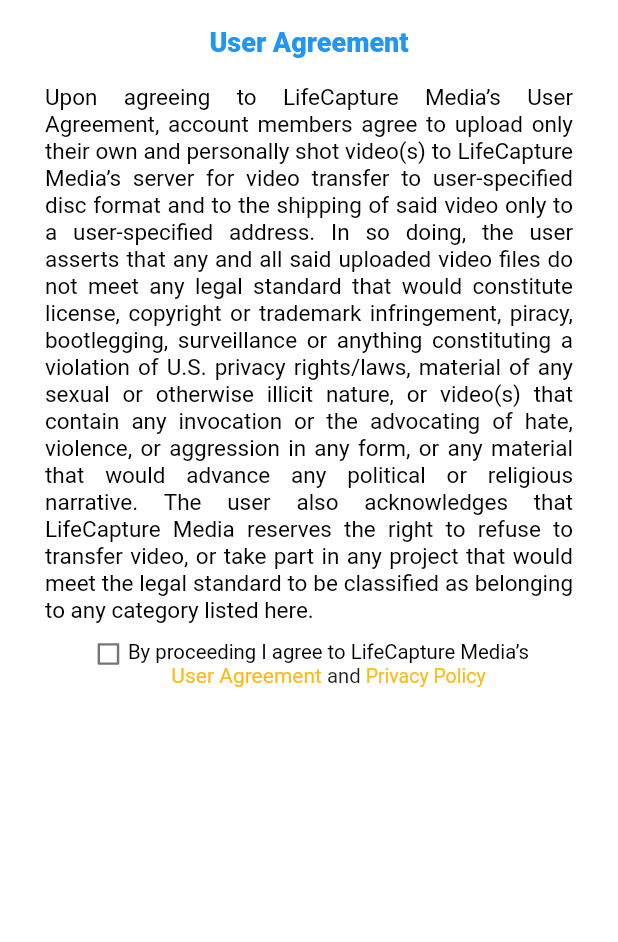
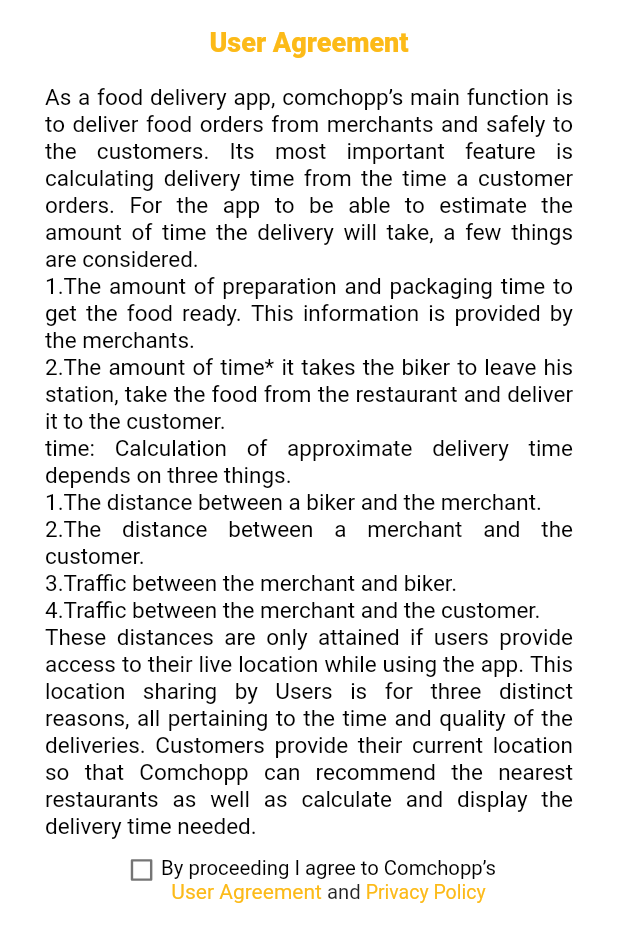
Before and after one commit to saqibwebdesign/comchopCustomer, a Flutter app: the User_Aggrement_Screen screen opened directly, on a phone screen of 412 x 824 dp. Shown: the top 942 px of the screen. Run offline on Flutter 3.47's test engine with Material 2 defaults, Android fonts, the phone set to English and light mode, and no system bars; our stand-ins replace animated_splash_screen, badges, carousel_slider, flutter_local_notifications, flutter_rating_bar, font_awesome_flutter and 8 more; missing offline and left inert: pusher_client; accounts and stored records are empty; network calls fail; Roboto replaces fonts that are missing (SF-pro, calibri).

Commit message:
upload to playstore

```diff
--- a/lib/signin_register_screens/policy.dart
+++ b/lib/signin_register_screens/policy.dart
@@ -25,7 +25,7 @@ class _User_Aggrement_ScreenState extends State<User_Aggrement_Screen> {
           'User Agreement',
           style: TextStyle(
               fontFamily: 'calibri',
-              color: Colors.blue,
+              color: Color.fromRGBO(252, 186, 24, 1),
               fontSize: 18,
               fontWeight: FontWeight.w800),
         ),
@@ -45,17 +45,19 @@ class _User_Aggrement_ScreenState extends State<User_Aggrement_Screen> {
                     mainAxisAlignment: MainAxisAlignment.center,
                     children: [
                       Text(
-                        'Upon agreeing to LifeCapture Media’s User Agreement,'
-                        ' account members agree to upload only their own and personally '
-                        'shot video(s) to LifeCapture Media’s server for video transfer to user-specified '
-                        'disc format and to the shipping of said video only to a user-specified address.  In so doing,'
-                        ' the user asserts that any and all said uploaded video files do not meet any legal standard that'
-                        ' would constitute license, copyright or trademark infringement, piracy, bootlegging, surveillance or'
-                        ' anything constituting a violation of U.S. privacy rights/laws, material of any sexual or otherwise illicit '
-                        'nature, or video(s) that contain any invocation or the advocating of hate, violence, or aggression in any form,'
-                        ' or any material that would advance any political or religious narrative.  The user also acknowledges that '
-                        'LifeCapture Media reserves the right to refuse to transfer video, or take part in any project that would meet '
-                        'the legal standard to be classified as belonging to any category listed here.     ',
+                        'As a food delivery app, comchopp’s main function is to deliver food orders from merchants and safely to the customers. '
+                        'Its most important feature is calculating delivery time from the time a customer orders. '
+                        'For the app to be able to estimate the amount of time the delivery will take, a few things are considered.\n'
+                        '1.The amount of preparation and packaging time to get the food ready. This information is provided by the merchants.\n'
+                        '2.The amount of time* it takes the biker to leave his station, take the food from the restaurant and deliver it to the customer.\n'
+                        'time: Calculation of approximate delivery time depends on three things. \n'
+                        '1.The distance between a biker and the merchant.\n'
+                        '2.The distance between a merchant and the customer.\n'
+                        '3.Traffic between the merchant and biker.\n'
+                        '4.Traffic between the merchant and the customer.\n'
+                        'These distances are only attained if users provide access to their live location while using the app. '
+                        'This location sharing by Users is for three distinct reasons, all pertaining to the time and quality of the deliveries. '
+                        'Customers provide their current location so that Comchopp can recommend the nearest restaurants as well as calculate and display the delivery time needed. ',
                         textAlign: TextAlign.justify,
                         style: TextStyle(
                             color: Colors.black,
@@ -98,7 +100,7 @@ class _User_Aggrement_ScreenState extends State<User_Aggrement_Screen> {
                                 text: TextSpan(children: <TextSpan>[
                                   TextSpan(
                                     text:
-                                        'By proceeding I agree to LifeCapture Media’s\n',
+                                        'By proceeding I agree to Comchopp’s\n',
                                     style: TextStyle(
                                         fontSize: 13.57, color: Colors.black),
                                   ),
--- a/pubspec.yaml
+++ b/pubspec.yaml
@@ -15,7 +15,7 @@ publish_to: 'none' # Remove this line if you wish to publish to pub.dev
 # In iOS, build-name is used as CFBundleShortVersionString while build-number used as CFBundleVersion.
 # Read more about iOS versioning at
 # https://developer.apple.com/library/archive/documentation/General/Reference/InfoPlistKeyReference/Articles/CoreFoundationKeys.html
-version: 1.0.0+1
+version: 2.0.0+2
 
 environment:
   sdk: ">=2.12.0 <3.0.0"
```
Also changed, not shown: 2 other files.
